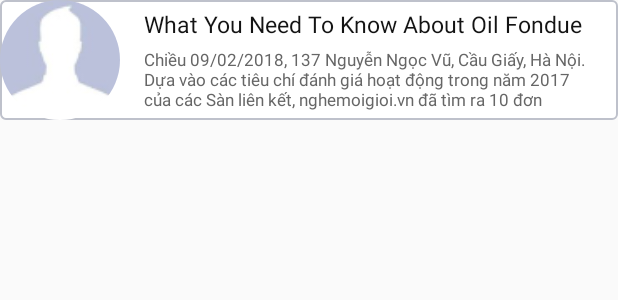
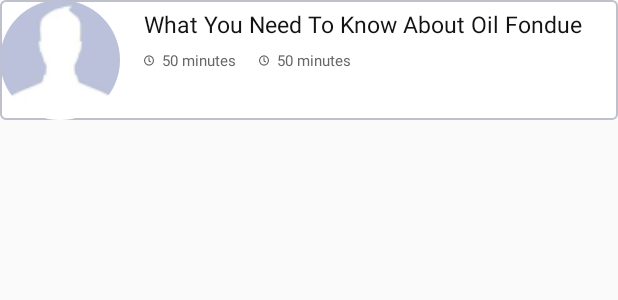
Before and after one commit to tuancuongth88/app-nghetuvan, an Android app: the layout item_news.xml on its own in the app's theme, with its tools: preview values and no code run, on a phone screen of 412 x 824 dp. Shown: the top 300 px of the screen. Run offline under Robolectric (Android 15) with nearby library versions, the phone set to English and light mode, and no system bars; plain views replace RoundedImageView.

Commit message:
update UI

```diff
--- a/app/src/main/java/haiphat/com/bds/nghetuvan/adapter/news/NewsAdapter.kt
+++ b/app/src/main/java/haiphat/com/bds/nghetuvan/adapter/news/NewsAdapter.kt
@@ -6,7 +6,9 @@ import android.support.v7.widget.RecyclerView
 import android.view.LayoutInflater
 import android.view.ViewGroup
 import haiphat.com.bds.nghetuvan.R
+import haiphat.com.bds.nghetuvan.models.convertCourseType
 import haiphat.com.bds.nghetuvan.models.news.NewsResponse
+import haiphat.com.bds.nghetuvan.utils.CommonUtil
 import haiphat.com.bds.nghetuvan.utils.extensions.fromUrl
 import kotlinx.android.synthetic.main.item_news.view.*
 
@@ -36,7 +38,8 @@ class NewsAdapter(private var listMyCourse: ArrayList<NewsResponse>, private var
         fun bindItem(newsResponse: NewsResponse) {
             itemView.rivLogo.fromUrl(newsResponse.url, placeHolder = R.drawable.ic_defaut_avatar)
             itemView.tvName.text = newsResponse.title
-            itemView.tvSubTitle.text = newsResponse.subTitle
+            itemView.tvNewsType.text = CommonUtil.toCategoryType(newsResponse.type).convertCourseType()
+            itemView.tvFeedback.text = itemView.context.getString(R.string.text_news_total_feedback, newsResponse.totalFeedback.toString())
         }
     }
 }
--- a/app/src/main/java/haiphat/com/bds/nghetuvan/models/news/NewsResponse.kt
+++ b/app/src/main/java/haiphat/com/bds/nghetuvan/models/news/NewsResponse.kt
@@ -5,4 +5,7 @@ package haiphat.com.bds.nghetuvan.models.news
  */
 data class NewsResponse(var title: String? = null,
                         var subTitle: String? = null,
-                        var url: String? = null)
+                        var url: String? = null,
+                        var type : Int? =0,
+                        var totalFeedback : Int? =0
+)
--- a/app/src/main/java/haiphat/com/bds/nghetuvan/viewmodel/news/NewsViewModel.kt
+++ b/app/src/main/java/haiphat/com/bds/nghetuvan/viewmodel/news/NewsViewModel.kt
@@ -12,12 +12,12 @@ class NewsViewModel {
 
     private fun mockDataItem() : ArrayList<NewsResponse>{
         var listData = ArrayList<NewsResponse>()
-        listData.add(NewsResponse(title = "Chủ đầu tư", url = "http://channel.mediacdn.vn/prupload/164/2017/06/img20170604223648469.jpg", subTitle = "Chiều 09/02/2018, sự kiện Tổng kết nghemoigioi.vn năm 2017 đã được diễn ra tại phòng Hội thảo tầng 2"))
-        listData.add(NewsResponse(title = "Chuyên viên tư vấn", url = "http://channel.mediacdn.vn/prupload/164/2017/06/img20170604223648469.jpg", subTitle = "37 Nguyễn Ngọc Vũ, Cầu Giấy, Hà Nội. Dựa vào các tiêu chí đánh giá hoạt"))
-        listData.add(NewsResponse(title = "tin tức chung", url = "http://channel.mediacdn.vn/prupload/164/2017/06/img20170604223648469.jpg", subTitle = "giá hoạt động trong năm 2017 của các Sàn liên kết, nghemoigioi.vn đã tìm ra 10 đơn"))
-        listData.add(NewsResponse(title = "Ngân hàng", url = "http://channel.mediacdn.vn/prupload/164/2017/06/img20170604223648469.jpg", subTitle = "Sáng ngày 31/01/2018, theo lời mời của Ban lãnh đạo Tập đoàn CENGROUP"))
-        listData.add(NewsResponse(title = "tin sự kiện", url = "http://channel.mediacdn.vn/prupload/164/2017/06/img20170604223648469.jpg", subTitle = "huấn luyện viên (HLV) trưởng của đội tuyển bóng đá U23 Việt Nam – Park Hang Seo"))
-        listData.add(NewsResponse(title = "Tin mở bán", url = "http://channel.mediacdn.vn/prupload/164/2017/06/img20170604223648469.jpg", subTitle = "ACE nhà CEN, người hâm mộ tại CENGROUP."))
+        listData.add(NewsResponse(type = 4, totalFeedback = 10, title = "HoREA “phản pháo” đề xuất quy định diện tích ở tối thiểu nhập hộ khẩu", url = "http://channel.mediacdn.vn/prupload/164/2017/06/img20170604223648469.jpg", subTitle = "Chiều 09/02/2018, sự kiện Tổng kết nghemoigioi.vn năm 2017 đã được diễn ra tại phòng Hội thảo tầng 2"))
+        listData.add(NewsResponse(type = 5, totalFeedback = 1, title = "Đầu tư Bất động sản 2018 – Cơ hội cho những nhà đầu tư thông thái", url = "http://channel.mediacdn.vn/prupload/164/2017/06/img20170604223648469.jpg", subTitle = "37 Nguyễn Ngọc Vũ, Cầu Giấy, Hà Nội. Dựa vào các tiêu chí đánh giá hoạt"))
+        listData.add(NewsResponse(type = 4, totalFeedback = 4, title = "Phúc Yên (tỉnh Vĩnh Phúc) vừa lên thành phố, giới đầu tư ồ ạt mua đất nền", url = "http://channel.mediacdn.vn/prupload/164/2017/06/img20170604223648469.jpg", subTitle = "giá hoạt động trong năm 2017 của các Sàn liên kết, nghemoigioi.vn đã tìm ra 10 đơn"))
+        listData.add(NewsResponse(type = 5, totalFeedback = 7, title = "TMS ký kết hợp tác cùng CENLAND triển khai dự án TMS Grand City Phúc Yên", url = "http://channel.mediacdn.vn/prupload/164/2017/06/img20170604223648469.jpg", subTitle = "Sáng ngày 31/01/2018, theo lời mời của Ban lãnh đạo Tập đoàn CENGROUP"))
+        listData.add(NewsResponse(type = 6, totalFeedback = 12, title = "Một năm bất động sản sôi động, hứa hẹn 2018 tiếp tục thành công", url = "http://channel.mediacdn.vn/prupload/164/2017/06/img20170604223648469.jpg", subTitle = "huấn luyện viên (HLV) trưởng của đội tuyển bóng đá U23 Việt Nam – Park Hang Seo"))
+        listData.add(NewsResponse(type = 4, totalFeedback = 17, title = "Xuân tri ân – Tết đoàn viên tại dự án The K – Park", url = "http://channel.mediacdn.vn/prupload/164/2017/06/img20170604223648469.jpg", subTitle = "ACE nhà CEN, người hâm mộ tại CENGROUP."))
         return listData
     }
 }
--- a/app/src/main/res/layout/item_news.xml
+++ b/app/src/main/res/layout/item_news.xml
@@ -29,7 +29,7 @@
             android:layout_marginTop="5dp"
             android:ellipsize="end"
             android:fontFamily="sans-serif"
-            android:maxLines="2"
+            android:maxLines="3"
             android:textColor="@color/textLabel"
             android:textSize="15sp"
             android:textStyle="normal"
@@ -38,22 +38,59 @@
             app:layout_constraintTop_toTopOf="parent"
             tools:text="What You Need To Know About Oil Fondue" />
 
-        <TextView
-            android:id="@+id/tvSubTitle"
-            android:layout_width="0dp"
+        <ImageView
+            android:id="@+id/imgNewsType"
+            android:layout_width="wrap_content"
             android:layout_height="wrap_content"
-            android:layout_marginTop="5dp"
-            android:ellipsize="end"
-            android:fontFamily="sans-serif"
-            android:maxLines="3"
-            android:textColor="@color/textItemMyCourse"
-            android:textSize="11sp"
-            android:textStyle="normal"
-            app:layout_constraintEnd_toEndOf="@+id/tvName"
+            android:src="@drawable/ic_time"
             app:layout_constraintStart_toStartOf="@+id/tvName"
             app:layout_constraintTop_toBottomOf="@+id/tvName"
-            tools:text="Chiều 09/02/2018, 137 Nguyễn Ngọc Vũ, Cầu Giấy, Hà Nội. Dựa vào các tiêu chí đánh giá hoạt động trong năm 2017 của các Sàn liên kết, nghemoigioi.vn đã tìm ra 10 đơn" />
+            android:layout_marginTop="10dp"
+            />
 
+        <TextView
+            android:id="@+id/tvNewsType"
+            android:layout_width="wrap_content"
+            android:layout_height="wrap_content"
+            android:layout_marginLeft="5dp"
+            android:fontFamily="sans-serif"
+            android:textColor="@color/textItemMyCourse"
+            android:textSize="10sp"
+            android:gravity="center_vertical"
+            android:layout_gravity="center_vertical"
+            android:textStyle="normal"
+            app:layout_constraintBottom_toBottomOf="@+id/imgNewsType"
+            app:layout_constraintStart_toEndOf="@+id/imgNewsType"
+            app:layout_constraintTop_toTopOf="@+id/imgNewsType"
+            tools:text="50 minutes" />
+
+
+        <ImageView
+            android:id="@+id/imgFeedback"
+            android:layout_width="wrap_content"
+            android:layout_height="wrap_content"
+            android:src="@drawable/ic_time"
+            android:layout_marginLeft="15dp"
+            app:layout_constraintBottom_toBottomOf="@+id/imgNewsType"
+            app:layout_constraintStart_toEndOf="@+id/tvNewsType"
+            app:layout_constraintTop_toTopOf="@+id/imgNewsType"
+            />
+
+        <TextView
+            android:id="@+id/tvFeedback"
+            android:layout_width="wrap_content"
+            android:layout_height="wrap_content"
+            android:layout_marginLeft="5dp"
+            android:fontFamily="sans-serif"
+            android:textColor="@color/textItemMyCourse"
+            android:textSize="10sp"
+            android:gravity="center_vertical"
+            android:layout_gravity="center_vertical"
+            android:textStyle="normal"
+            app:layout_constraintBottom_toBottomOf="@+id/imgFeedback"
+            app:layout_constraintStart_toEndOf="@+id/imgFeedback"
+            app:layout_constraintTop_toTopOf="@+id/imgFeedback"
+            tools:text="50 minutes" />
 
     </haiphat.com.bds.nghetuvan.utils.RippleView>
 </layout>
--- a/app/src/main/res/values/strings.xml
+++ b/app/src/main/res/values/strings.xml
@@ -37,4 +37,5 @@
     <string name="title_action_bar_duan">Kho dự án</string>
     <string name="title_action_bar_bh_online">Bán hàng online</string>
     <string name="title_action_bar_daotao">Đào tạo</string>
+    <string name="text_news_total_feedback">%s Phản hồi</string>
 </resources>
```
